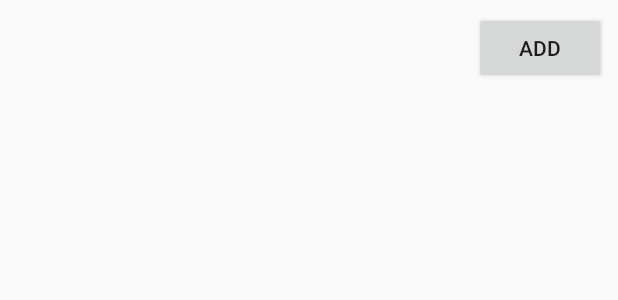
After one commit to Tim-Tianyu/Coinz, an Android app: the layout activity_friend.xml on its own in the app's theme, with its tools: preview values and no code run, on a phone screen of 412 x 824 dp. The commit adds this screen. Shown: the top 300 px of the screen. Run offline under Robolectric (Android 15) with nearby library versions, the phone set to English and light mode, and no system bars.

Commit message:
Basic layout for friend activity

```diff
--- a/app/src/main/AndroidManifest.xml
+++ b/app/src/main/AndroidManifest.xml
@@ -24,7 +24,8 @@
         <activity android:name=".LoadActivity" />
         <activity android:name=".MapActivity" />
         <activity android:name=".WalletActivity" />
-        <activity android:name=".BankActivity"></activity>
+        <activity android:name=".BankActivity" />
+        <activity android:name=".FriendActivity"></activity>
     </application>
 
 </manifest>
--- /dev/null
+++ b/app/src/main/java/com/example/tim/coinz/FriendActivity.java
@@ -0,0 +1,17 @@
+package com.example.tim.coinz;
+
+import android.support.v7.app.AppCompatActivity;
+import android.os.Bundle;
+import android.support.v7.widget.RecyclerView;
+
+public class FriendActivity extends AppCompatActivity {
+    private RecyclerView mRecyclerView;
+    private RecyclerView.Adapter mAdapter;
+    private RecyclerView.LayoutManager mLayoutManager;
+
+    @Override
+    protected void onCreate(Bundle savedInstanceState) {
+        super.onCreate(savedInstanceState);
+        setContentView(R.layout.activity_friend);
+    }
+}
--- a/app/src/main/java/com/example/tim/coinz/FriendListAdapter.java
+++ b/app/src/main/java/com/example/tim/coinz/FriendListAdapter.java
@@ -48,7 +48,7 @@ public class FriendListAdapter extends RecyclerView.Adapter<FriendListAdapter.My
 
     @Override
     public int getItemCount() {
-        return 0;
+        return friendList.size();
     }
 
 
--- /dev/null
+++ b/app/src/main/res/layout/activity_friend.xml
@@ -0,0 +1,33 @@
+<?xml version="1.0" encoding="utf-8"?>
+<android.support.constraint.ConstraintLayout xmlns:android="http://schemas.android.com/apk/res/android"
+    xmlns:app="http://schemas.android.com/apk/res-auto"
+    xmlns:tools="http://schemas.android.com/tools"
+    android:layout_width="match_parent"
+    android:layout_height="match_parent"
+    tools:context=".FriendActivity">
+
+    <Button
+        android:id="@+id/activity_friend_btn_add"
+        android:layout_width="wrap_content"
+        android:layout_height="wrap_content"
+        android:layout_marginTop="8dp"
+        android:layout_marginEnd="8dp"
+        android:text="Add"
+        app:layout_constraintEnd_toEndOf="parent"
+        app:layout_constraintTop_toTopOf="parent" />
+
+
+    <android.support.v7.widget.RecyclerView
+        android:id="@+id/activity_friend_rv_friends"
+        android:layout_width="0dp"
+        android:layout_height="0dp"
+        android:layout_marginStart="8dp"
+        android:layout_marginTop="8dp"
+        android:layout_marginEnd="8dp"
+        android:layout_marginBottom="8dp"
+        app:layout_constraintBottom_toBottomOf="parent"
+        app:layout_constraintEnd_toEndOf="parent"
+        app:layout_constraintStart_toStartOf="parent"
+        app:layout_constraintTop_toBottomOf="@+id/activity_friend_btn_add"
+        tools:spanCount="5" />
+</android.support.constraint.ConstraintLayout>
```
